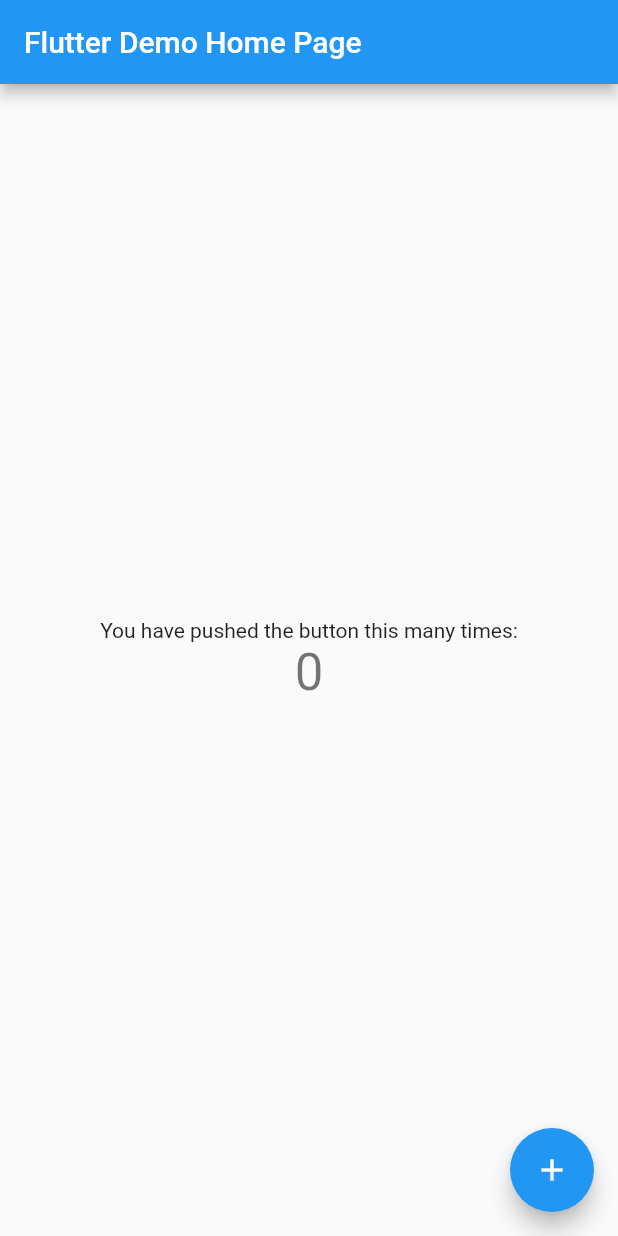
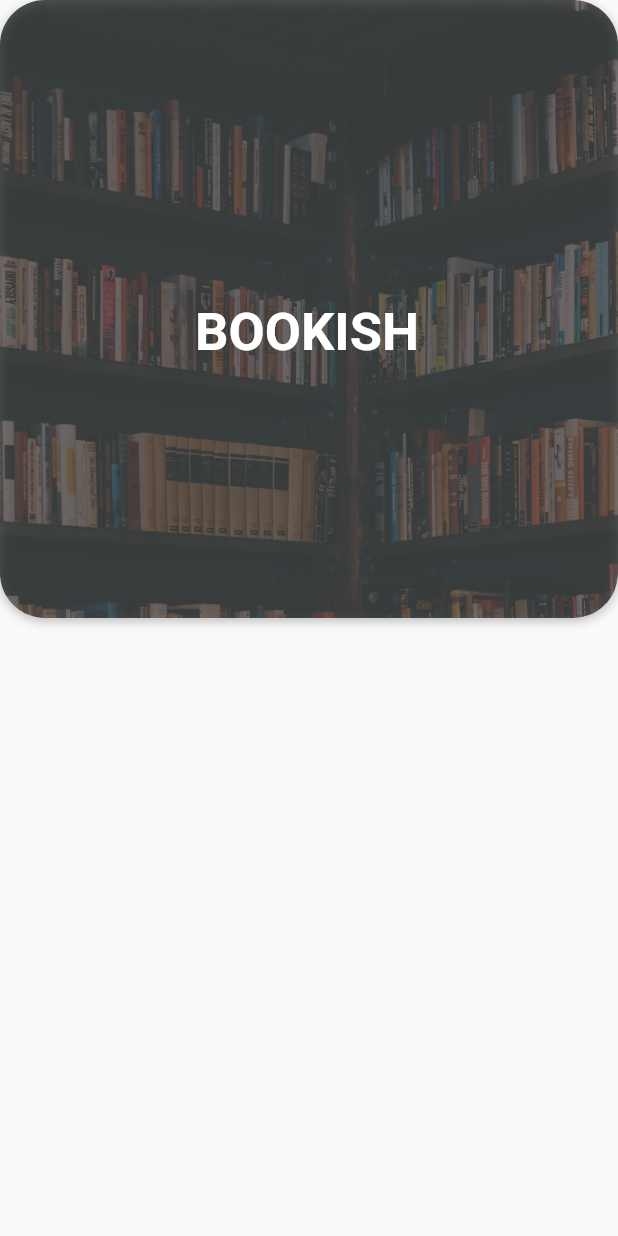
Before and after one commit to rkgoudra/Bookish_2.0_Frontend, a Flutter app: the screen it shows after launch, on a phone screen of 412 x 824 dp. Run offline on Flutter 3.47's test engine with Material 2 defaults, Android fonts, the phone set to English and light mode, and no system bars; Roboto replaces fonts that are missing (bold).

Commit message:
homepage designing

```diff
--- /dev/null
+++ b/bookish/lib/home_screen.dart
@@ -0,0 +1,57 @@
+import 'package:flutter/material.dart';
+
+class HomeScreen extends StatefulWidget {
+  @override
+  _HomeScreenState createState() => _HomeScreenState();
+}
+
+class _HomeScreenState extends State<HomeScreen> {
+  @override
+  Widget build(BuildContext context) {
+    return Scaffold(
+      body: Column(
+        children: <Widget>[
+          (Stack(
+            children: <Widget>[
+              Container(
+                  height: MediaQuery.of(context).size.width,
+                  decoration: BoxDecoration(
+                      borderRadius: BorderRadius.circular(30.0),
+                      boxShadow: [
+                        BoxShadow(
+                            color: Colors.black26,
+                            offset: Offset(0.0, 2.0),
+                            blurRadius: 6.0)
+                      ]),
+                  child: ClipRRect(
+                      borderRadius: BorderRadius.circular(30.0),
+                      child: Image(
+                          image: AssetImage('assets/images/book.jpg'),
+                          color: Color.fromRGBO(75, 75, 75, 0.7),
+                          colorBlendMode: BlendMode.modulate,
+                          fit: BoxFit.cover))),
+              Positioned(
+                bottom: 170.0,
+                left: 130.0,
+                child: Container(
+                  alignment: Alignment.center,
+                  child: Center(
+                    child: Text(
+                      'BOOKISH',
+                      textAlign: TextAlign.center,
+                      style: TextStyle(
+                          fontSize: 35.0,
+                          fontFamily: 'bold',
+                          fontWeight: FontWeight.w600,
+                          color: Color.fromRGBO(255, 255, 255, 1)),
+                    ),
+                  ),
+                ),
+              ),
+            ],
+          ))
+        ],
+      ),
+    );
+  }
+}
--- a/bookish/lib/main.dart
+++ b/bookish/lib/main.dart
@@ -1,3 +1,4 @@
+import 'package:bookish/home_screen.dart';
 import 'package:flutter/material.dart';
 
 void main() {
@@ -10,104 +11,12 @@
   Widget build(BuildContext context) {
     return MaterialApp(
       title: 'Flutter Demo',
+      debugShowCheckedModeBanner: false,
       theme: ThemeData(
-        // This is the theme of your application.
-        //
-        // Try running your application with "flutter run". You'll see the
-        // application has a blue toolbar. Then, without quitting the app, try
-        // changing the primarySwatch below to Colors.green and then invoke
-        // "hot reload" (press "r" in the console where you ran "flutter run",
-        // or simply save your changes to "hot reload" in a Flutter IDE).
-        // Notice that the counter didn't reset back to zero; the application
-        // is not restarted.
-        primarySwatch: Colors.blue,
+        accentColor: Color(0xFFF3F5F7),
+        primaryColor: Color(0xFF3EBACE),
       ),
-      home: MyHomePage(title: 'Flutter Demo Home Page'),
+      home: HomeScreen(),
     );
   }
 }
-
-class MyHomePage extends StatefulWidget {
-  MyHomePage({Key? key, required this.title}) : super(key: key);
-
-  // This widget is the home page of your application. It is stateful, meaning
-  // that it has a State object (defined below) that contains fields that affect
-  // how it looks.
-
-  // This class is the configuration for the state. It holds the values (in this
-  // case the title) provided by the parent (in this case the App widget) and
-  // used by the build method of the State. Fields in a Widget subclass are
-  // always marked "final".
-
-  final String title;
-
-  @override
-  _MyHomePageState createState() => _MyHomePageState();
-}
-
-class _MyHomePageState extends State<MyHomePage> {
-  int _counter = 0;
-
-  void _incrementCounter() {
-    setState(() {
-      // This call to setState tells the Flutter framework that something has
-      // changed in this State, which causes it to rerun the build method below
-      // so that the display can reflect the updated values. If we changed
-      // _counter without calling setState(), then the build method would not be
-      // called again, and so nothing would appear to happen.
-      _counter++;
-    });
-  }
-
-  @override
-  Widget build(BuildContext context) {
-    // This method is rerun every time setState is called, for instance as done
-    // by the _incrementCounter method above.
-    //
-    // The Flutter framework has been optimized to make rerunning build methods
-    // fast, so that you can just rebuild anything that needs updating rather
-    // than having to individually change instances of widgets.
-    return Scaffold(
-      appBar: AppBar(
-        // Here we take the value from the MyHomePage object that was created by
-        // the App.build method, and use it to set our appbar title.
-        title: Text(widget.title),
-      ),
-      body: Center(
-        // Center is a layout widget. It takes a single child and positions it
-        // in the middle of the parent.
-        child: Column(
-          // Column is also a layout widget. It takes a list of children and
-          // arranges them vertically. By default, it sizes itself to fit its
-          // children horizontally, and tries to be as tall as its parent.
-          //
-          // Invoke "debug painting" (press "p" in the console, choose the
-          // "Toggle Debug Paint" action from the Flutter Inspector in Android
-          // Studio, or the "Toggle Debug Paint" command in Visual Studio Code)
-          // to see the wireframe for each widget.
-          //
-          // Column has various properties to control how it sizes itself and
-          // how it positions its children. Here we use mainAxisAlignment to
-          // center the children vertically; the main axis here is the vertical
-          // axis because Columns are vertical (the cross axis would be
-          // horizontal).
-          mainAxisAlignment: MainAxisAlignment.center,
-          children: <Widget>[
-            Text(
-              'You have pushed the button this many times:',
-            ),
-            Text(
-              '$_counter',
-              style: Theme.of(context).textTheme.headline4,
-            ),
-          ],
-        ),
-      ),
-      floatingActionButton: FloatingActionButton(
-        onPressed: _incrementCounter,
-        tooltip: 'Increment',
-        child: Icon(Icons.add),
-      ), // This trailing comma makes auto-formatting nicer for build methods.
-    );
-  }
-}
--- /dev/null
+++ b/bookish/lib/models/destination.dart
@@ -0,0 +1,5 @@
+class Destination {
+  String imageUrl = 'assets/images/book.jpg';
+
+  Destination({required this.imageUrl});
+}
```
Also changed, not shown: bookish/pubspec.yaml (+3 -16 lines), bookish/assets/images/book.jpg (added), bookish/pubspec.lock.
